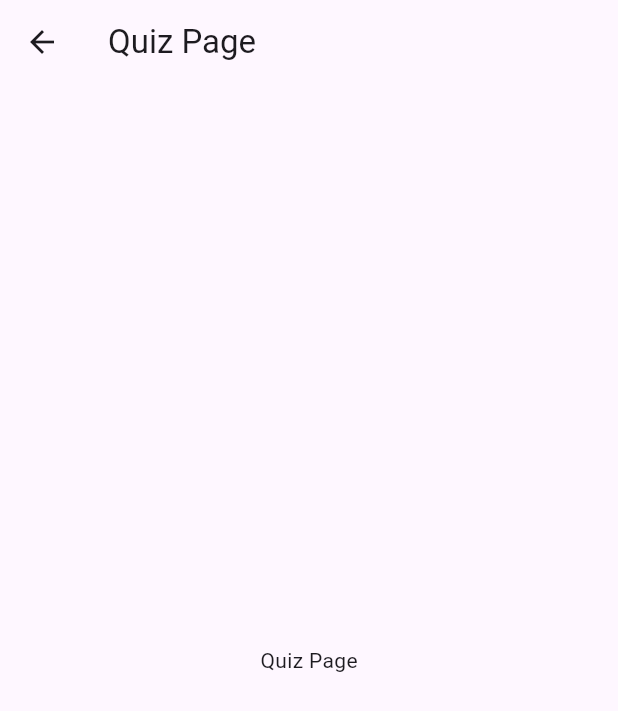
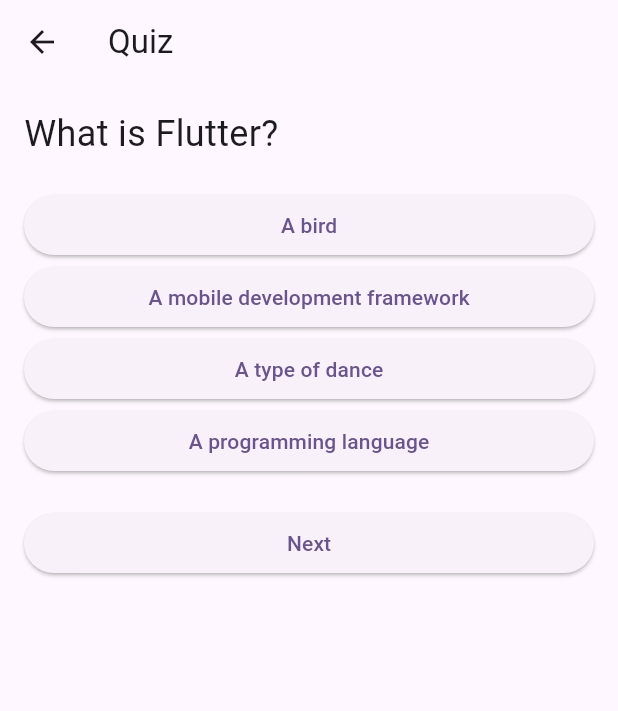
Before and after one commit to ClementBobin/FlutterQuizInterractif, a Flutter app: the screen it shows after launch, after a tap on "Start Quiz", on a phone screen of 412 x 824 dp. Shown: the top 711 px of the screen. Run offline on Flutter 3.47's test engine with Material 3 defaults, Android fonts, the phone set to English and light mode, and no system bars.

Commit message:
feat: question quiz

```diff
--- a/lib/main.dart
+++ b/lib/main.dart
@@ -1,7 +1,36 @@
+// lib/main.dart
+
 import 'package:flutter/material.dart';
 import 'models/question.dart';
-import 'screens/home_page.dart';
 import 'screens/quiz_page.dart';
+
+final List<Question> sampleQuestions = [
+  Question(
+    questionText: 'What is Flutter?',
+    options: ['A bird', 'A mobile development framework', 'A type of dance', 'A programming language'],
+    correctAnswerIndex: 1,
+  ),
+  Question(
+    questionText: 'Which language is used to write Flutter apps?',
+    options: ['Java', 'Kotlin', 'Dart', 'Swift'],
+    correctAnswerIndex: 2,
+  ),
+  Question(
+    questionText: 'What is the purpose of the pubspec.yaml file?',
+    options: ['To define app dependencies', 'To write app code', 'To design app UI', 'To test the app'],
+    correctAnswerIndex: 0,
+  ),
+  Question(
+    questionText: 'Which widget is used to create a button in Flutter?',
+    options: ['Text', 'Container', 'Column', 'ElevatedButton'],
+    correctAnswerIndex: 3,
+  ),
+  Question(
+    questionText: 'What is the use of the setState() method in Flutter?',
+    options: ['To update the UI', 'To navigate between screens', 'To handle user input', 'To manage app state'],
+    correctAnswerIndex: 0,
+  ),
+];
 
 void main() {
   runApp(const MyApp());
@@ -18,10 +47,40 @@ class MyApp extends StatelessWidget {
         colorScheme: ColorScheme.fromSeed(seedColor: Colors.deepPurple),
         useMaterial3: true,
       ),
-      home: const HomePage(),
+      home: const MyHomePage(title: 'Flutter Quiz Home Page'),
       routes: {
-        '/quiz': (context) => const QuizPage(),
+        '/quiz': (context) => QuizPage(questions: sampleQuestions),
+        // Add other routes here
       },
     );
   }
 }
+
+class MyHomePage extends StatefulWidget {
+  const MyHomePage({super.key, required this.title});
+
+  final String title;
+
+  @override
+  State<MyHomePage> createState() => _MyHomePageState();
+}
+
+class _MyHomePageState extends State<MyHomePage> {
+  @override
+  Widget build(BuildContext context) {
+    return Scaffold(
+      appBar: AppBar(
+        backgroundColor: Theme.of(context).colorScheme.inversePrimary,
+        title: Text(widget.title),
+      ),
+      body: Center(
+        child: ElevatedButton(
+          onPressed: () {
+            Navigator.pushNamed(context, '/quiz');
+          },
+          child: Text('Start Quiz'),
+        ),
+      ),
+    );
+  }
+}
--- a/lib/screens/quiz_page.dart
+++ b/lib/screens/quiz_page.dart
@@ -1,16 +1,69 @@
 import 'package:flutter/material.dart';
+import '../models/question.dart';
 
-class QuizPage extends StatelessWidget {
-  const QuizPage({Key? key}) : super(key: key);
+class QuizPage extends StatefulWidget {
+  final List<Question> questions;
+
+  const QuizPage({Key? key, required this.questions}) : super(key: key);
+
+  @override
+  _QuizPageState createState() => _QuizPageState();
+}
+
+class _QuizPageState extends State<QuizPage> {
+  int _currentQuestionIndex = 0;
+  int _score = 0;
+
+  void _nextQuestion() {
+    if (_currentQuestionIndex < widget.questions.length - 1) {
+      setState(() {
+        _currentQuestionIndex++;
+      });
+    } else {
+      Navigator.pushNamed(context, '/results', arguments: _score);
+    }
+  }
+
+  void _answerQuestion(int selectedIndex) {
+    if (selectedIndex == widget.questions[_currentQuestionIndex].correctAnswerIndex) {
+      _score++;
+    }
+    _nextQuestion();
+  }
 
   @override
   Widget build(BuildContext context) {
+    final question = widget.questions[_currentQuestionIndex];
+
     return Scaffold(
       appBar: AppBar(
-        title: const Text('Quiz Page'),
+        title: Text('Quiz'),
       ),
-      body: const Center(
-        child: Text('Quiz Page'),
+      body: Padding(
+        padding: const EdgeInsets.all(16.0),
+        child: Column(
+          crossAxisAlignment: CrossAxisAlignment.stretch,
+          children: [
+            Text(
+              question.questionText,
+              style: TextStyle(fontSize: 24.0),
+            ),
+            SizedBox(height: 20.0),
+            ...question.options.asMap().entries.map((entry) {
+              int idx = entry.key;
+              String option = entry.value;
+              return ElevatedButton(
+                onPressed: () => _answerQuestion(idx),
+                child: Text(option),
+              );
+            }).toList(),
+            SizedBox(height: 20.0),
+            ElevatedButton(
+              onPressed: _nextQuestion,
+              child: Text('Next'),
+            ),
+          ],
+        ),
       ),
     );
   }
```
Also changed, not shown: 1 other file.
